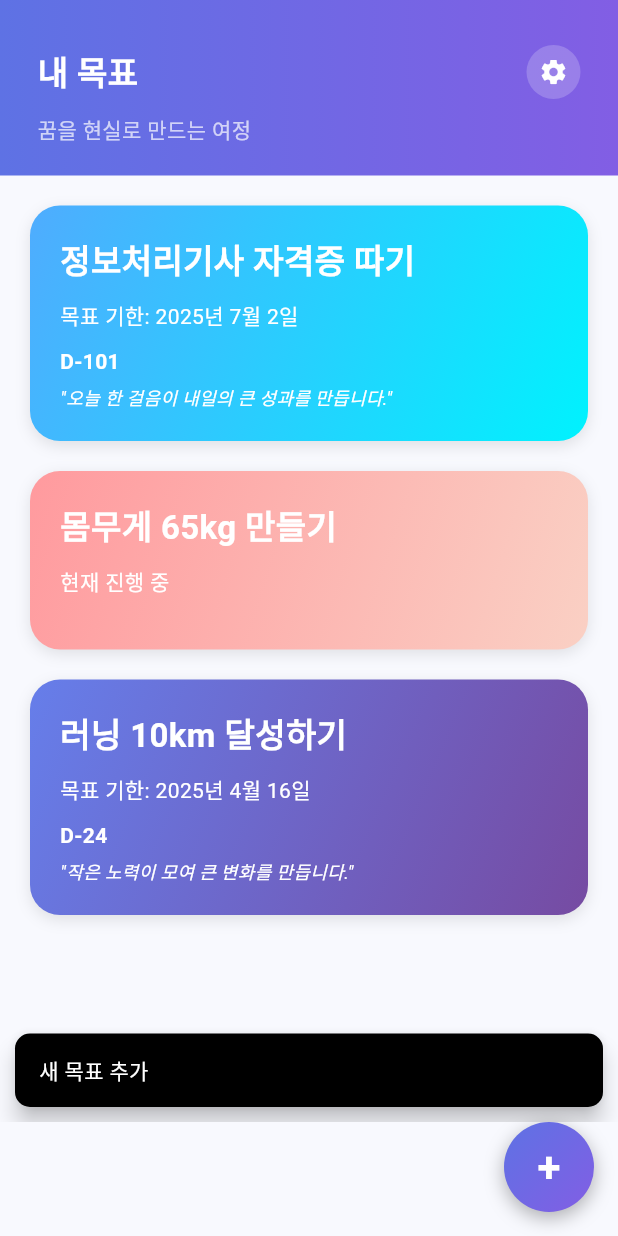
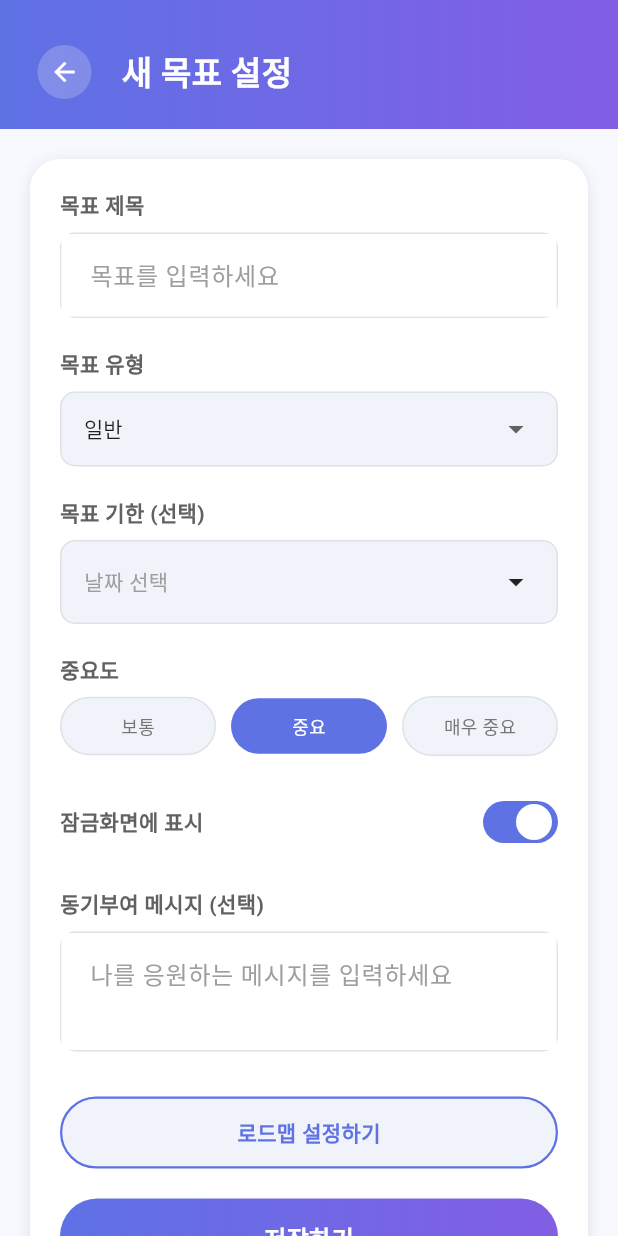
Before and after one commit to dltmdgh579/goalock, a Flutter app: the screen it shows after launch, after a tap on an icon or button, on a phone screen of 412 x 824 dp. Run offline on Flutter 3.47's test engine with Material 3 defaults, Android fonts, the phone set to English and light mode, and no system bars; our stand-ins replace flutter_colorpicker, permission_handler, shared_preferences; missing offline and left inert: wallpaper_manager_plus.

Commit message:
design: 메인화면, 목표설정화면 UI 변경
Signed-off-by: 이승호 <dltmdgh579@gmail.com>

```diff
--- a/lib/main.dart
+++ b/lib/main.dart
@@ -5,6 +5,7 @@
 import 'package:goalock/services/wallpaper_service.dart';
 import 'package:goalock/theme/app_theme.dart';
 import 'package:provider/provider.dart';
+import 'package:flutter_localizations/flutter_localizations.dart';
 
 void main() {
   WidgetsFlutterBinding.ensureInitialized();
@@ -32,6 +33,13 @@
         darkTheme: AppTheme.darkTheme,
         themeMode: ThemeMode.system,
         home: const HomeScreen(),
+        localizationsDelegates: const [
+          GlobalMaterialLocalizations.delegate,
+          GlobalWidgetsLocalizations.delegate,
+          GlobalCupertinoLocalizations.delegate,
+        ],
+        supportedLocales: const [Locale('ko', 'KR'), Locale('en', 'US')],
+        locale: const Locale('ko', 'KR'),
       ),
     );
   }
--- /dev/null
+++ b/lib/screens/goal_setup_screen.dart
@@ -0,0 +1,560 @@
+import 'package:flutter/material.dart';
+import 'package:goalock/models/goal.dart';
+import 'package:goalock/services/storage_service.dart';
+import 'package:goalock/theme/app_theme.dart';
+import 'package:provider/provider.dart';
+import 'package:uuid/uuid.dart';
+import 'package:intl/intl.dart';
+import 'package:flutter_localizations/flutter_localizations.dart';
+
+class GoalSetupScreen extends StatefulWidget {
+  final Goal? existingGoal; // 수정 시 기존 목표 전달
+
+  const GoalSetupScreen({Key? key, this.existingGoal}) : super(key: key);
+
+  @override
+  _GoalSetupScreenState createState() => _GoalSetupScreenState();
+}
+
+class _GoalSetupScreenState extends State<GoalSetupScreen> {
+  final TextEditingController _titleController = TextEditingController();
+  final TextEditingController _motivationController = TextEditingController();
+  String _selectedGoalType = '일반';
+  DateTime? _deadline;
+  int _importance = 2; // 1: 보통, 2: 중요, 3: 매우 중요
+  bool _showOnLockScreen = true;
+  late StorageService _storageService;
+
+  final List<String> _goalTypes = [
+    '일반',
+    '자격증/학습',
+    '운동/건강',
+    '습관/루틴',
+    '커리어/직장',
+    '취미/여가',
+  ];
+
+  @override
+  void initState() {
+    super.initState();
+
+    // 기존 목표 정보가 있으면 폼에 채우기
+    if (widget.existingGoal != null) {
+      _titleController.text = widget.existingGoal!.title;
+      _motivationController.text =
+          widget.existingGoal!.motivationalMessage ?? '';
+      _selectedGoalType = widget.existingGoal!.goalType;
+      _deadline = widget.existingGoal!.deadline;
+      _importance = widget.existingGoal!.importance;
+      _showOnLockScreen = widget.existingGoal!.showOnLockScreen;
+    }
+  }
+
+  @override
+  void didChangeDependencies() {
+    super.didChangeDependencies();
+    _storageService = Provider.of<StorageService>(context, listen: false);
+  }
+
+  @override
+  Widget build(BuildContext context) {
+    return Scaffold(
+      body: Column(
+        children: [
+          // 헤더
+          _buildHeader(),
+
+          // 폼 영역
+          Expanded(child: SingleChildScrollView(child: _buildForm())),
+        ],
+      ),
+    );
+  }
+
+  Widget _buildHeader() {
+    return Container(
+      padding: const EdgeInsets.fromLTRB(25, 30, 25, 20),
+      decoration: const BoxDecoration(
+        gradient: LinearGradient(
+          begin: Alignment.centerLeft,
+          end: Alignment.centerRight,
+          colors: AppTheme.headerGradient,
+        ),
+      ),
+      child: SafeArea(
+        bottom: false,
+        child: Row(
+          children: [
+            // 뒤로가기 버튼
+            GestureDetector(
+              onTap: () => Navigator.pop(context),
+              child: Container(
+                padding: const EdgeInsets.all(8),
+                decoration: BoxDecoration(
+                  color: Colors.white.withOpacity(0.2),
+                  shape: BoxShape.circle,
+                ),
+                child: const Icon(
+                  Icons.arrow_back,
+                  color: Colors.white,
+                  size: 20,
+                ),
+              ),
+            ),
+            const SizedBox(width: 20),
+            // 헤더 제목
+            const Text(
+              "새 목표 설정",
+              style: TextStyle(
+                fontSize: 22,
+                fontWeight: FontWeight.bold,
+                color: Colors.white,
+              ),
+            ),
+          ],
+        ),
+      ),
+    );
+  }
+
+  Widget _buildForm() {
+    return Container(
+      margin: const EdgeInsets.all(20),
+      padding: const EdgeInsets.all(20),
+      decoration: BoxDecoration(
+        color: Colors.white,
+        borderRadius: BorderRadius.circular(20),
+        boxShadow: [
+          BoxShadow(
+            color: Colors.black.withOpacity(0.1),
+            blurRadius: 8,
+            offset: const Offset(0, 2),
+          ),
+        ],
+      ),
+      child: Column(
+        crossAxisAlignment: CrossAxisAlignment.start,
+        children: [
+          // 목표 제목 필드
+          _buildFormLabel("목표 제목"),
+          _buildTextField(controller: _titleController, hintText: "목표를 입력하세요"),
+          const SizedBox(height: 20),
+
+          // 목표 유형 선택
+          _buildFormLabel("목표 유형"),
+          _buildDropdownField(
+            value: _selectedGoalType,
+            items:
+                _goalTypes
+                    .map(
+                      (type) =>
+                          DropdownMenuItem(value: type, child: Text(type)),
+                    )
+                    .toList(),
+            onChanged: (value) {
+              if (value != null) {
+                setState(() {
+                  _selectedGoalType = value;
+                });
+              }
+            },
+          ),
+          const SizedBox(height: 20),
+
+          // 목표 기한 선택
+          _buildFormLabel("목표 기한 (선택)"),
+          _buildDatePickerField(),
+          const SizedBox(height: 20),
+
+          // 중요도 선택
+          _buildFormLabel("중요도"),
+          _buildImportanceSelector(),
+          const SizedBox(height: 20),
+
+          // 잠금화면 표시 옵션
+          _buildLockScreenToggle(),
+          const SizedBox(height: 20),
+
+          // 동기부여 메시지
+          _buildFormLabel("동기부여 메시지 (선택)"),
+          _buildTextField(
+            controller: _motivationController,
+            hintText: "나를 응원하는 메시지를 입력하세요",
+            maxLines: 2,
+          ),
+          const SizedBox(height: 30),
+
+          // 로드맵 설정 버튼
+          _buildRoadmapButton(),
+          const SizedBox(height: 20),
+
+          // 저장 버튼
+          _buildSaveButton(),
+        ],
+      ),
+    );
+  }
+
+  Widget _buildFormLabel(String label) {
+    return Padding(
+      padding: const EdgeInsets.only(bottom: 8),
+      child: Text(
+        label,
+        style: TextStyle(
+          fontSize: 14,
+          fontWeight: FontWeight.w600,
+          color: Colors.grey[700],
+        ),
+      ),
+    );
+  }
+
+  Widget _buildTextField({
+    required TextEditingController controller,
+    required String hintText,
+    int maxLines = 1,
+  }) {
+    return Container(
+      decoration: BoxDecoration(
+        color: const Color(0xFFF1F3FA),
+        borderRadius: BorderRadius.circular(10),
+        border: Border.all(color: const Color(0xFFDEE2E6), width: 1),
+      ),
+      child: TextField(
+        controller: controller,
+        maxLines: maxLines,
+        decoration: InputDecoration(
+          hintText: hintText,
+          hintStyle: TextStyle(color: Colors.grey[500]),
+          contentPadding: const EdgeInsets.symmetric(
+            horizontal: 15,
+            vertical: 15,
+          ),
+          border: InputBorder.none,
+        ),
+      ),
+    );
+  }
+
+  Widget _buildDropdownField({
+    required String value,
+    required List<DropdownMenuItem<String>> items,
+    required ValueChanged<String?> onChanged,
+  }) {
+    return Container(
+      padding: const EdgeInsets.symmetric(horizontal: 15),
+      decoration: BoxDecoration(
+        color: const Color(0xFFF1F3FA),
+        borderRadius: BorderRadius.circular(10),
+        border: Border.all(color: const Color(0xFFDEE2E6), width: 1),
+      ),
+      child: DropdownButtonHideUnderline(
+        child: DropdownButton<String>(
+          value: value,
+          items: items,
+          onChanged: onChanged,
+          isExpanded: true,
+          icon: const Icon(Icons.arrow_drop_down),
+          iconSize: 24,
+          style: const TextStyle(color: Colors.black87, fontSize: 14),
+          dropdownColor: Colors.white,
+        ),
+      ),
+    );
+  }
+
+  Widget _buildDatePickerField() {
+    final formatter = DateFormat('yyyy년 M월 d일');
+    final displayText =
+        _deadline != null ? formatter.format(_deadline!) : '날짜 선택';
+
+    return GestureDetector(
+      onTap: () => _selectDate(context),
+      child: Container(
+        padding: const EdgeInsets.symmetric(horizontal: 15, vertical: 15),
+        decoration: BoxDecoration(
+          color: const Color(0xFFF1F3FA),
+          borderRadius: BorderRadius.circular(10),
+          border: Border.all(color: const Color(0xFFDEE2E6), width: 1),
+        ),
+        child: Row(
+          mainAxisAlignment: MainAxisAlignment.spaceBetween,
+          children: [
+            Text(
+              displayText,
+              style: TextStyle(
+                color: _deadline != null ? Colors.black : Colors.grey[500],
+              ),
+            ),
+            const Icon(Icons.arrow_drop_down, size: 24),
+          ],
+        ),
+      ),
+    );
+  }
+
+  Future<void> _selectDate(BuildContext context) async {
+    final DateTime? picked = await showDatePicker(
+      context: context,
+      initialDate: _deadline ?? DateTime.now().add(const Duration(days: 30)),
+      firstDate: DateTime.now(),
+      lastDate: DateTime.now().add(const Duration(days: 365 * 5)),
+      locale: const Locale('ko', 'KR'),
+      builder: (context, child) {
+        return Theme(
+          data: Theme.of(context).copyWith(
+            colorScheme: ColorScheme.light(
+              primary: const Color(0xFF7165D6),
+              onPrimary: Colors.white,
+              onSurface: Colors.black,
+            ),
+            textButtonTheme: TextButtonThemeData(
+              style: TextButton.styleFrom(
+                foregroundColor: const Color(0xFF7165D6),
+              ),
+            ),
+          ),
+          child: child!,
+        );
+      },
+    );
+    if (picked != null && picked != _deadline) {
+      setState(() {
+        _deadline = picked;
+      });
+    }
+  }
+
+  Widget _buildImportanceSelector() {
+    return Row(
+      children: [
+        _buildImportanceButton(1, "보통"),
+        const SizedBox(width: 10),
+        _buildImportanceButton(2, "중요"),
+        const SizedBox(width: 10),
+        _buildImportanceButton(3, "매우 중요"),
+      ],
+    );
+  }
+
+  Widget _buildImportanceButton(int value, String label) {
+    final isSelected = _importance == value;
+
+    return Expanded(
+      child: GestureDetector(
+        onTap: () {
+          setState(() {
+            _importance = value;
+          });
+        },
+        child: Container(
+          padding: const EdgeInsets.symmetric(vertical: 10),
+          decoration: BoxDecoration(
+            color: isSelected ? AppTheme.primaryColor : const Color(0xFFF1F3FA),
+            borderRadius: BorderRadius.circular(20),
+            border:
+                isSelected
+                    ? null
+                    : Border.all(color: const Color(0xFFDEE2E6), width: 1),
+          ),
+          child: Center(
+            child: Text(
+              label,
+              style: TextStyle(
+                color: isSelected ? Colors.white : Colors.grey[600],
+                fontSize: 12,
+                fontWeight: FontWeight.w500,
+              ),
+            ),
+          ),
+        ),
+      ),
+    );
+  }
+
+  Widget _buildLockScreenToggle() {
+    return Padding(
+      padding: const EdgeInsets.symmetric(vertical: 10),
+      child: Row(
+        mainAxisAlignment: MainAxisAlignment.spaceBetween,
+        children: [
+          Text(
+            "잠금화면에 표시",
+            style: TextStyle(
+              fontSize: 14,
+              fontWeight: FontWeight.w600,
+              color: Colors.grey[700],
+            ),
+          ),
+          _buildToggleSwitch(
+            value: _showOnLockScreen,
+            onChanged: (value) {
+              setState(() {
+                _showOnLockScreen = value;
+              });
+            },
+          ),
+        ],
+      ),
+    );
+  }
+
+  Widget _buildToggleSwitch({
+    required bool value,
+    required ValueChanged<bool> onChanged,
+  }) {
+    return GestureDetector(
+      onTap: () => onChanged(!value),
+      child: Container(
+        width: 50,
+        height: 28,
+        decoration: BoxDecoration(
+          borderRadius: BorderRadius.circular(14),
+          color: value ? AppTheme.primaryColor : Colors.grey[300],
+        ),
+        child: Stack(
+          children: [
+            AnimatedPositioned(
+              duration: const Duration(milliseconds: 200),
+              curve: Curves.easeInOut,
+              left: value ? 22 : 0,
+              top: 2,
+              child: Container(
+                width: 24,
+                height: 24,
+                decoration: const BoxDecoration(
+                  shape: BoxShape.circle,
+                  color: Colors.white,
+                ),
+              ),
+            ),
+          ],
+        ),
+      ),
+    );
+  }
+
+  Widget _buildRoadmapButton() {
+    return GestureDetector(
+      onTap: () {
+        // TODO: 로드맵 설정 화면으로 이동 구현
+        _showSnackBar("로드맵 설정 화면으로 이동");
+      },
+      child: Container(
+        width: double.infinity,
+        padding: const EdgeInsets.symmetric(vertical: 12),
+        decoration: BoxDecoration(
+          color: const Color(0xFFF1F3FA),
+          borderRadius: BorderRadius.circular(25),
+          border: Border.all(color: AppTheme.primaryColor, width: 1.5),
+        ),
+        child: Center(
+          child: Text(
+            "로드맵 설정하기",
+            style: TextStyle(
+              fontSize: 14,
+              fontWeight: FontWeight.w600,
+              color: AppTheme.primaryColor,
+            ),
+          ),
+        ),
+      ),
+    );
+  }
+
+  Widget _buildSaveButton() {
+    return GestureDetector(
+      onTap: _saveGoal,
+      child: Container(
+        width: double.infinity,
+        padding: const EdgeInsets.symmetric(vertical: 15),
+        decoration: BoxDecoration(
+          gradient: const LinearGradient(
+            begin: Alignment.centerLeft,
+            end: Alignment.centerRight,
+            colors: AppTheme.headerGradient,
+          ),
+          borderRadius: BorderRadius.circular(25),
+        ),
+        child: const Center(
+          child: Text(
+            "저장하기",
+            style: TextStyle(
+              fontSize: 16,
+              fontWeight: FontWeight.w600,
+              color: Colors.white,
+            ),
+          ),
+        ),
+      ),
+    );
+  }
+
+  void _saveGoal() async {
+    final title = _titleController.text.trim();
+    if (title.isEmpty) {
+      _showSnackBar("목표 제목을 입력해주세요");
+      return;
+    }
+
+    try {
+      if (widget.existingGoal != null) {
+        // 기존 목표 수정
+        final updatedGoal = widget.existingGoal!.copyWith(
+          title: title,
+          goalType: _selectedGoalType,
+          deadline: _deadline,
+          importance: _importance,
+          showOnLockScreen: _showOnLockScreen,
+          motivationalMessage: _motivationController.text.trim(),
+        );
+
+        await _storageService.updateGoal(updatedGoal);
+        _showSnackBar("목표가 수정되었습니다");
+      } else {
+        // 새 목표 생성
+        final newGoal = Goal(
+          id: const Uuid().v4(),
+          title: title,
+          createdAt: DateTime.now(),
+          deadline: _deadline,
+          displayPeriod: 'Always', // 기본값
+          goalType: _selectedGoalType,
+          importance: _importance,
+          showOnLockScreen: _showOnLockScreen,
+          motivationalMessage: _motivationController.text.trim(),
+        );
+
+        await _storageService.createGoal(
+          newGoal: newGoal,
+          title: title, // 백업 옵션을 위해 title 전달
+          displayPeriod: 'Always', // 백업 옵션을 위해 displayPeriod 전달
+        );
+        _showSnackBar("새 목표가 추가되었습니다");
+      }
+
+      // 화면 닫기
+      Navigator.pop(context, true); // 결과 전달 (목표 저장됨)
+    } catch (e) {
+      _showSnackBar("오류가 발생했습니다: $e");
+    }
+  }
+
+  void _showSnackBar(String message) {
+    ScaffoldMessenger.of(context).showSnackBar(
+      SnackBar(
+        content: Text(message),
+        behavior: SnackBarBehavior.floating,
+        shape: RoundedRectangleBorder(borderRadius: BorderRadius.circular(10)),
+        margin: const EdgeInsets.all(10),
+      ),
+    );
+  }
+
+  @override
+  void dispose() {
+    _titleController.dispose();
+    _motivationController.dispose();
+    super.dispose();
+  }
+}
--- a/lib/screens/home_screen.dart
+++ b/lib/screens/home_screen.dart
@@ -8,6 +8,7 @@
 import 'package:provider/provider.dart';
 import 'package:uuid/uuid.dart';
 import 'package:goalock/services/custom_lock_screen_service.dart';
+import 'package:goalock/screens/goal_setup_screen.dart';
 
 class HomeScreen extends StatefulWidget {
   const HomeScreen({Key? key}) : super(key: key);
@@ -165,10 +166,7 @@
           color: Colors.transparent,
           child: InkWell(
             customBorder: const CircleBorder(),
-            onTap: () {
-              // 목표 추가 화면으로 이동
-              _showSnackBar("새 목표 추가");
-            },
+            onTap: () => _navigateToGoalSetup(),
             child: const Center(
               child: Text(
                 "+",
@@ -183,6 +181,19 @@
         ),
       ),
     );
+  }
+
+  Future<void> _navigateToGoalSetup() async {
+    // 목표 설정 화면으로 이동
+    final result = await Navigator.push(
+      context,
+      MaterialPageRoute(builder: (context) => const GoalSetupScreen()),
+    );
+
+    // 새 목표가 추가되었으면 목록 리로드
+    if (result == true) {
+      _loadGoals();
+    }
   }
 
   Widget _buildHeader() {
--- a/lib/services/storage_service.dart
+++ b/lib/services/storage_service.dart
@@ -26,7 +26,17 @@
     required String title,
     String? description,
     required String displayPeriod,
+    Goal? newGoal,
   }) async {
+    // 새 목표 객체가 직접 전달된 경우
+    if (newGoal != null) {
+      final goals = await getAllGoals();
+      goals.add(newGoal);
+      await _saveGoals(goals);
+      return newGoal;
+    }
+
+    // 기존 방식으로 목표 생성
     final goal = Goal(
       id: const Uuid().v4(),
       title: title,
--- a/pubspec.yaml
+++ b/pubspec.yaml
@@ -42,7 +42,9 @@
   provider: ^6.1.2
   permission_handler: ^11.4.0
   flutter_colorpicker: ^1.1.0
-  intl: ^0.20.2
+  intl: 0.19.0
+  flutter_localizations:
+    sdk: flutter
 
 dev_dependencies:
   flutter_test:
```
Also changed, not shown: pubspec.lock.
